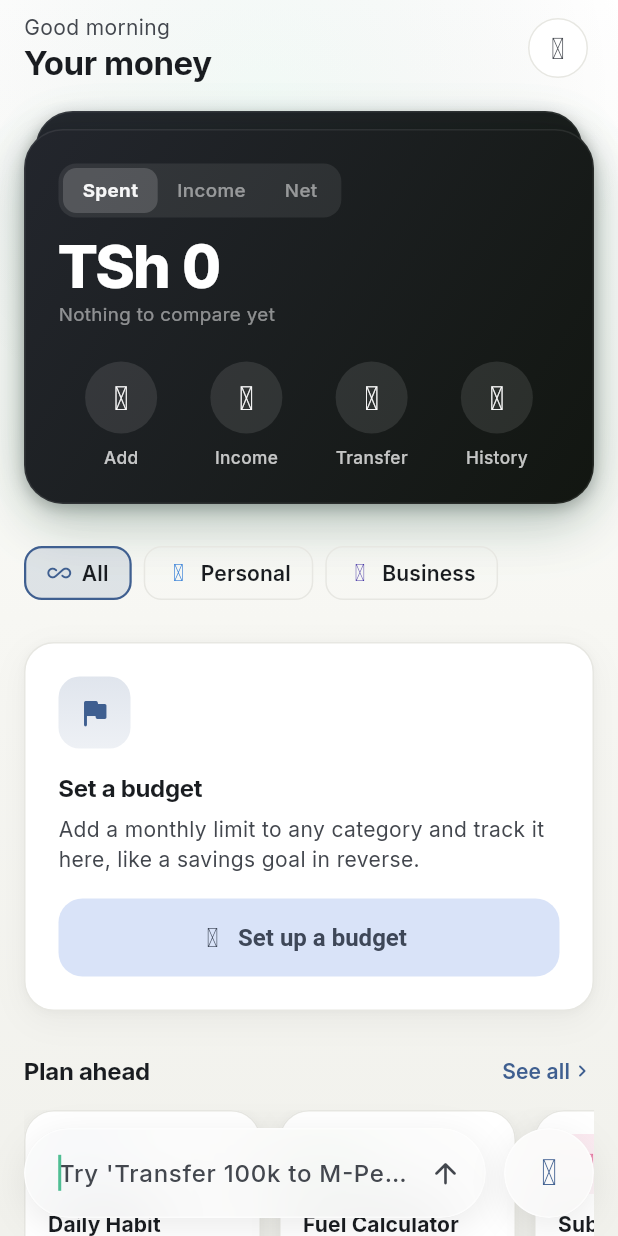
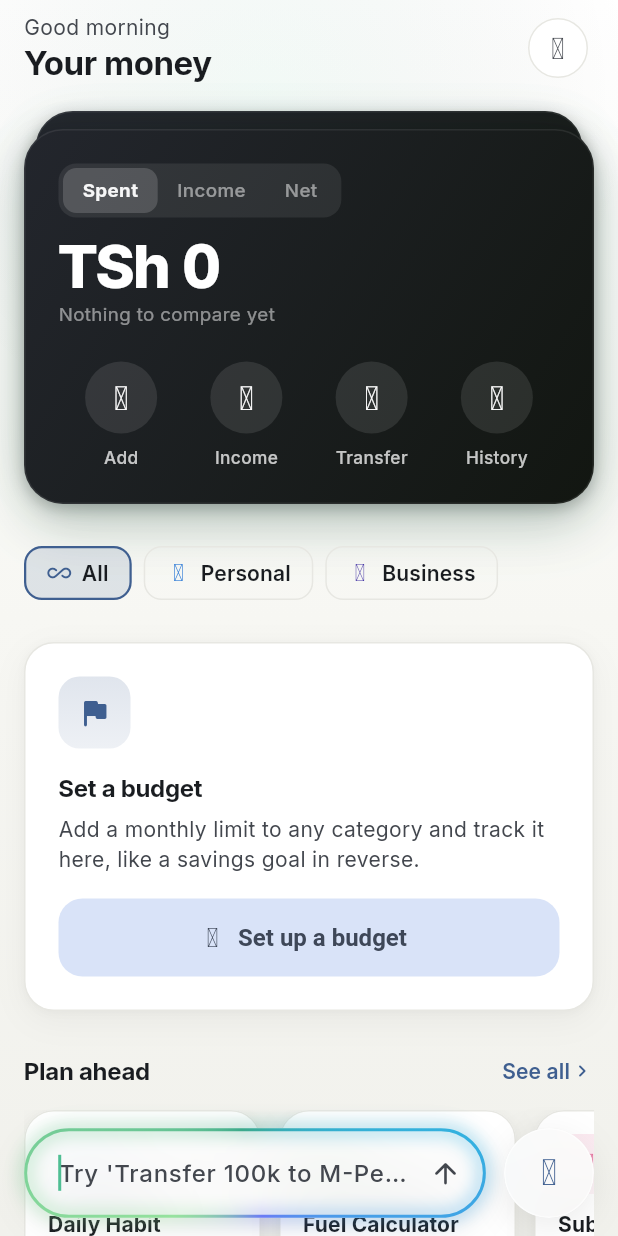
Before and after one commit to RashidJK/Budget-App, a Flutter app: the screen it shows after launch, item 5 of the bottom bar chosen, on a phone screen of 412 x 824 dp. Run offline on Flutter 3.47's test engine with Material 3 defaults, Android fonts, the phone set to English and light mode, and no system bars; our stand-ins replace fl_chart, image_picker, shared_preferences; missing offline and left inert: google_mlkit_text_recognition, home_widget.

Commit message:
Add a Siri-style animated stroke to the capture prompt
While the prompt is open it wears a flowing sweep-gradient border — brand
green through teal, cyan and indigo — rotating around its edge with a soft
outer glow, so the field reads as "listening". A single AnimationController
(created in initState, repeated on open, stopped on send/back) drives a
CustomPainter that strokes the pill's rounded edge.

Tests pump fixed frames once the prompt is open, since the repeating stroke
means the tree never settles. 222 passing.

Co-Authored-By: Claude Opus 4.8 <noreply@anthropic.com>

```diff
--- a/lib/widgets/morph_nav_bar.dart
+++ b/lib/widgets/morph_nav_bar.dart
@@ -1,3 +1,4 @@
+import 'dart:math' as math;
 import 'dart:ui' show ImageFilter;
 
 import 'package:flutter/material.dart';
@@ -59,19 +60,34 @@ class MorphNavBar extends StatefulWidget {
   State<MorphNavBar> createState() => _MorphNavBarState();
 }
 
-class _MorphNavBarState extends State<MorphNavBar> {
+class _MorphNavBarState extends State<MorphNavBar>
+    with SingleTickerProviderStateMixin {
   _Mode _mode = _Mode.rest;
   final _controller = TextEditingController();
   final _focus = FocusNode();
 
+  // Drives the Siri-style gradient stroke around the prompt while capturing.
+  late final AnimationController _stroke;
+
+  @override
+  void initState() {
+    super.initState();
+    _stroke = AnimationController(
+      vsync: this,
+      duration: const Duration(milliseconds: 2600),
+    );
+  }
+
   @override
   void dispose() {
+    _stroke.dispose();
     _controller.dispose();
     _focus.dispose();
     super.dispose();
   }
 
   void _toRest() {
+    _stroke.stop();
     _focus.unfocus();
     _controller.clear();
     setState(() => _mode = _Mode.rest);
@@ -79,6 +95,9 @@ class _MorphNavBarState extends State<MorphNavBar> {
 
   void _toAdd() {
     HapticFeedback.lightImpact();
+    _stroke
+      ..value = 0
+      ..repeat();
     setState(() => _mode = _Mode.add);
     WidgetsBinding.instance.addPostFrameCallback((_) {
       if (mounted) _focus.requestFocus();
@@ -86,6 +105,7 @@ class _MorphNavBarState extends State<MorphNavBar> {
   }
 
   void _toFn() {
+    _stroke.stop();
     HapticFeedback.lightImpact();
     setState(() => _mode = _Mode.fn);
   }
@@ -121,7 +141,9 @@ class _MorphNavBarState extends State<MorphNavBar> {
       _Mode.add => Row(
         key: const ValueKey('add'),
         children: [
-          Expanded(child: _promptIsland()),
+          Expanded(
+            child: _SiriStroke(t: _stroke, child: _promptIsland()),
+          ),
           const SizedBox(width: 12),
           _tabDot(active),
         ],
@@ -516,6 +538,75 @@ class _FnCircle extends StatelessWidget {
   }
 }
 
+/// A Siri-style stroke: a multi-hue sweep gradient that rotates around the
+/// prompt's edge with a soft outer glow, so the capture field feels "listening".
+class _SiriStroke extends StatelessWidget {
+  const _SiriStroke({required this.t, required this.child});
+
+  final Animation<double> t;
+  final Widget child;
+
+  @override
+  Widget build(BuildContext context) {
+    return AnimatedBuilder(
+      animation: t,
+      builder: (context, inner) => CustomPaint(
+        foregroundPainter: _StrokePainter(t.value),
+        child: inner,
+      ),
+      child: child,
+    );
+  }
+}
+
+class _StrokePainter extends CustomPainter {
+  _StrokePainter(this.t);
+
+  final double t;
+
+  // Brand green flowing through teal, cyan and indigo and back — Siri-ish, but
+  // anchored to the app's green.
+  static const _colors = [
+    Color(0xFF97E29E),
+    Color(0xFF3CA98B),
+    Color(0xFF33B1E0),
+    Color(0xFF6C7BF5),
+    Color(0xFF97E29E),
+  ];
+
+  @override
+  void paint(Canvas canvas, Size size) {
+    final rect = Offset.zero & size;
+    final radius = Radius.circular(size.height / 2);
+    final shader = SweepGradient(
+      colors: _colors,
+      stops: const [0.0, 0.28, 0.55, 0.8, 1.0],
+      transform: GradientRotation(t * 2 * math.pi),
+    ).createShader(rect);
+
+    // Soft outer glow.
+    canvas.drawRRect(
+      RRect.fromRectAndRadius(rect.deflate(1.4), radius),
+      Paint()
+        ..style = PaintingStyle.stroke
+        ..strokeWidth = 3.2
+        ..shader = shader
+        ..maskFilter = const MaskFilter.blur(BlurStyle.normal, 6),
+    );
+    // Crisp stroke on the edge.
+    canvas.drawRRect(
+      RRect.fromRectAndRadius(rect.deflate(1.1), radius),
+      Paint()
+        ..style = PaintingStyle.stroke
+        ..strokeWidth = 2
+        ..shader = shader,
+    );
+  }
+
+  @override
+  bool shouldRepaint(_StrokePainter old) => old.t != t;
+}
+
 /// A frosted-glass circle matching the island shell.
 class _GlassCircle extends StatelessWidget {
   const _GlassCircle({required this.child});
```
Also changed, not shown: 1 other file.
